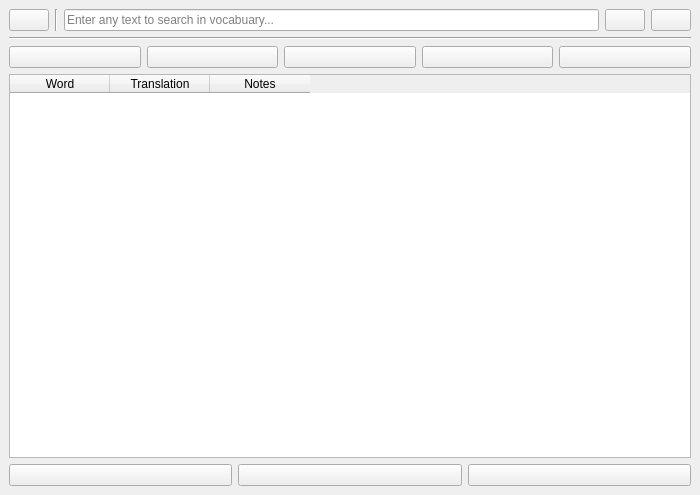
First picture: the form in window/interface/vocabulary_interface.ui, repository apps-open/BiLinguo, before the edit.
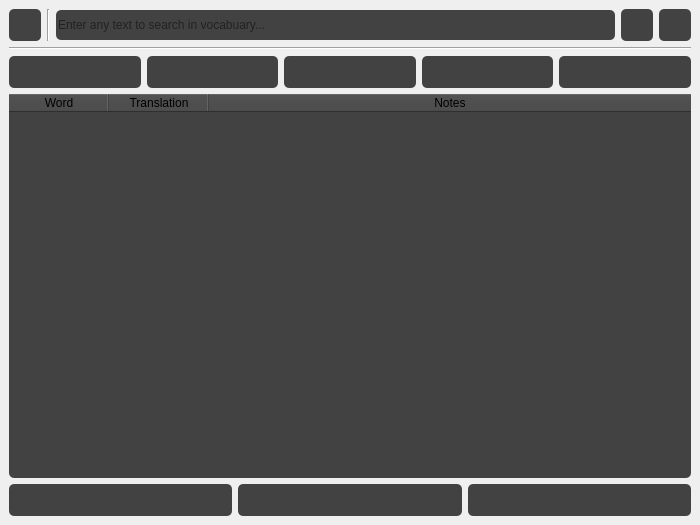
Second picture: the form after the edit. Icons and pictures are not drawn.

```diff
--- a/window/interface/vocabulary_interface.ui
+++ b/window/interface/vocabulary_interface.ui
@@ -7,7 +7,7 @@
     <x>0</x>
     <y>0</y>
     <width>700</width>
-    <height>495</height>
+    <height>525</height>
    </rect>
   </property>
   <property name="windowTitle">
@@ -22,7 +22,16 @@
         <item>
          <widget class="QPushButton" name="info_button">
           <property name="styleSheet">
-           <string notr="true">image: url(:/info_button/icons8-help-24.png);</string>
+           <string notr="true">*{image: url(:/info_button/icons8-help-24.png);
+background: #424242;
+border-radius: 5px;
+border: 0px solid;
+height: 32px;}
+*:hover {
+     height: 32px;
+      border: 1px solid white;
+      background: #626262;
+}</string>
           </property>
           <property name="text">
            <string/>
@@ -40,6 +49,18 @@
          <layout class="QHBoxLayout" name="horizontalLayout_3">
           <item>
            <widget class="QLineEdit" name="search_edit">
+            <property name="styleSheet">
+             <string notr="true">*{background: #424242;
+background: #424242;
+border-radius: 5px;
+border: 0px solid;
+height: 30px;}
+*:hover {
+     height: 32px;
+      border: 1px solid white;
+      background: #626262;
+}</string>
+            </property>
             <property name="placeholderText">
              <string>Enter any text to search in vocabuary...</string>
             </property>
@@ -56,7 +77,16 @@
                </sizepolicy>
               </property>
               <property name="styleSheet">
-               <string notr="true">image: url(:/enter_icon/icons8-next-page-24.png);</string>
+               <string notr="true">*{image: url(:/enter_icon/icons8-next-page-24.png);
+background: #424242;
+border-radius: 5px;
+border: 0px solid;
+height: 32px;}
+*:hover {
+     height: 32px;
+      border: 1px solid white;
+      background: #626262;
+}</string>
               </property>
               <property name="text">
                <string/>
@@ -66,7 +96,16 @@
             <item>
              <widget class="QPushButton" name="clear_search">
               <property name="styleSheet">
-               <string notr="true">image: url(:/close_icon/icons8-close-24.png);</string>
+               <string notr="true">*{image: url(:/close_icon/icons8-close-24.png);
+background: #424242;
+border-radius: 5px;
+border: 0px solid;
+height: 32px;}
+*:hover {
+     height: 32px;
+      border: 1px solid white;
+      background: #626262;
+}</string>
               </property>
               <property name="text">
                <string/>
@@ -97,7 +136,16 @@
            <bool>false</bool>
           </property>
           <property name="styleSheet">
-           <string notr="true">image:url(:/add_icon/icons8-add-24.png)</string>
+           <string notr="true">*{image:url(:/add_icon/icons8-add-24.png);
+background: #424242;
+border-radius: 5px;
+border: 0px solid;
+height: 32px;}
+*:hover {
+     height: 32px;
+      border: 1px solid white;
+      background: #626262;
+}</string>
           </property>
           <property name="text">
            <string/>
@@ -107,7 +155,16 @@
         <item>
          <widget class="QPushButton" name="delete_button">
           <property name="styleSheet">
-           <string notr="true">image: url(:/delete_icon/icons8-remove-24.png);</string>
+           <string notr="true">*{image: url(:/delete_icon/icons8-remove-24.png);
+background: #424242;
+border-radius: 5px;
+border: 0px solid;
+height: 32px;}
+*:hover {
+     height: 32px;
+      border: 1px solid white;
+      background: #626262;
+}</string>
           </property>
           <property name="text">
            <string/>
@@ -117,7 +174,16 @@
         <item>
          <widget class="QPushButton" name="translate_button">
           <property name="styleSheet">
-           <string notr="true">image: url(:/translate_icon/icons8-translate-24.png);</string>
+           <string notr="true">*{image: url(:/translate_icon/icons8-translate-24.png);
+background: #424242;
+border-radius: 5px;
+border: 0px solid;
+height: 32px;}
+*:hover {
+     height: 32px;
+      border: 1px solid white;
+      background: #626262;
+}</string>
           </property>
           <property name="text">
            <string/>
@@ -127,7 +193,16 @@
         <item>
          <widget class="QPushButton" name="save_button">
           <property name="styleSheet">
-           <string notr="true">image: url(:/save_icon/icons8-save-24.png);</string>
+           <string notr="true">*{image: url(:/save_icon/icons8-save-24.png);
+background: #424242;
+border-radius: 5px;
+border: 0px solid;
+height: 32px;}
+*:hover {
+     height: 32px;
+      border: 1px solid white;
+      background: #626262;
+}</string>
           </property>
           <property name="text">
            <string/>
@@ -137,7 +212,16 @@
         <item>
          <widget class="QPushButton" name="test_button">
           <property name="styleSheet">
-           <string notr="true">image: url(:/test_icon/icons8-pass-fail-24.png);</string>
+           <string notr="true">*{image: url(:/test_icon/icons8-pass-fail-24.png);
+background: #424242;
+border-radius: 5px;
+border: 0px solid;
+height: 32px;}
+*:hover {
+     height: 32px;
+      border: 1px solid white;
+      background: #626262;
+}</string>
           </property>
           <property name="text">
            <string/>
@@ -148,6 +232,13 @@
       </item>
       <item>
        <widget class="QTableWidget" name="vocabulary_table">
+        <property name="styleSheet">
+         <string notr="true">*{background: #424242;
+background: #424242;
+border-radius: 5px;
+height: 30px;}
+</string>
+        </property>
         <property name="selectionMode">
          <enum>QAbstractItemView::ExtendedSelection</enum>
         </property>
@@ -161,7 +252,7 @@
          <bool>false</bool>
         </attribute>
         <attribute name="horizontalHeaderStretchLastSection">
-         <bool>false</bool>
+         <bool>true</bool>
         </attribute>
         <attribute name="verticalHeaderShowSortIndicator" stdset="0">
          <bool>false</bool>
@@ -191,7 +282,16 @@
         <item>
          <widget class="QPushButton" name="load_button">
           <property name="styleSheet">
-           <string notr="true">image: url(:/load_icon/icons8-download-24.png)</string>
+           <string notr="true">*{image: url(:/load_icon/icons8-download-24.png);
+background: #424242;
+border-radius: 5px;
+border: 0px solid;
+height: 32px;}
+*:hover {
+     height: 32px;
+      border: 1px solid white;
+      background: #626262;
+}</string>
           </property>
           <property name="text">
            <string/>
@@ -201,7 +301,16 @@
         <item>
          <widget class="QPushButton" name="close_button">
           <property name="styleSheet">
-           <string notr="true">image: url(:/close_icon/icons8-close-24.png)</string>
+           <string notr="true">*{image: url(:/close_icon/icons8-close-24.png);
+background: #424242;
+border-radius: 5px;
+border: 0px solid;
+height: 32px;}
+*:hover {
+     height: 32px;
+      border: 1px solid white;
+      background: #626262;
+}</string>
           </property>
           <property name="text">
            <string/>
@@ -217,7 +326,16 @@
            <number>5</number>
           </property>
           <property name="styleSheet">
-           <string notr="true">image: url(:/edit_icon/icons8-edit-24.png);</string>
+           <string notr="true">*{image: url(:/edit_icon/icons8-edit-24.png);
+background: #424242;
+border-radius: 5px;
+border: 0px solid;
+height: 32px;}
+*:hover {
+     height: 32px;
+      border: 1px solid white;
+      background: #626262;
+}</string>
           </property>
           <property name="text">
            <string/>
```
